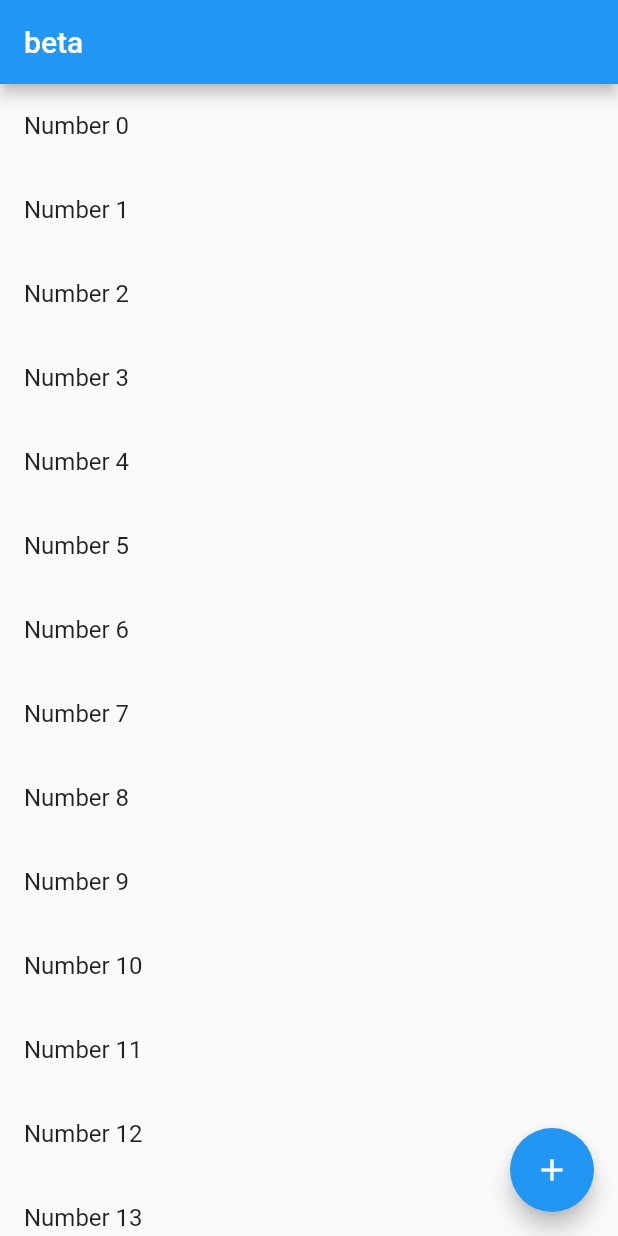
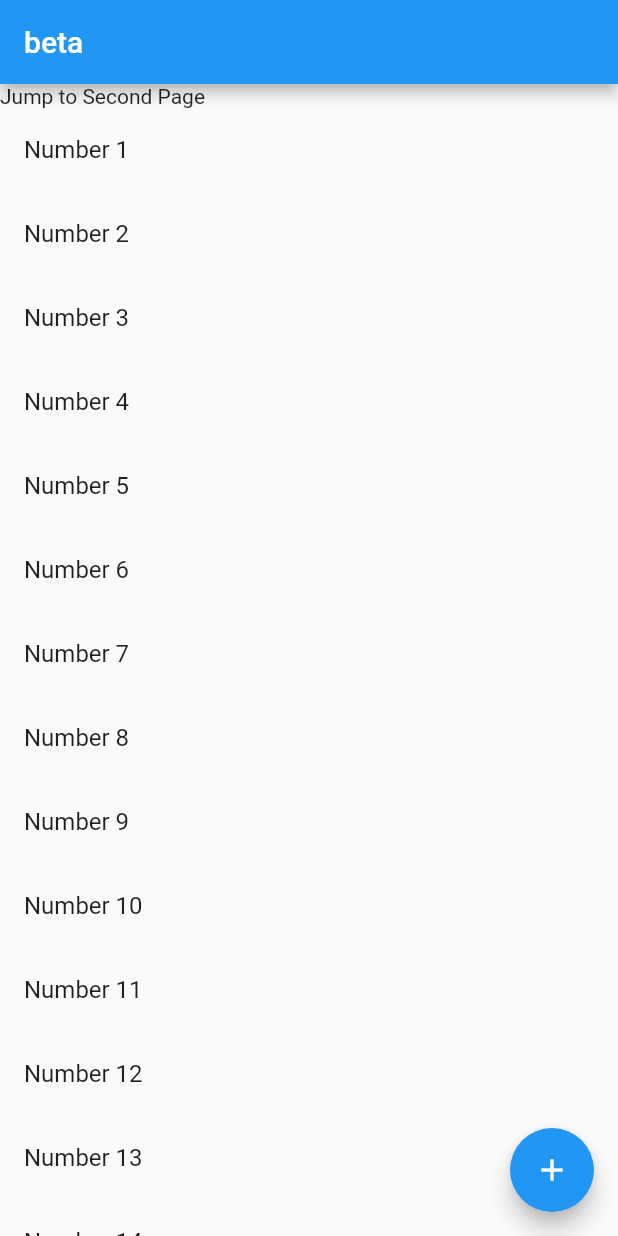
Before and after one commit to aliouswang/flutter_app, a Flutter app: the screen it shows after launch, on a phone screen of 412 x 824 dp. Run offline on Flutter 3.47's test engine with Material 2 defaults, Android fonts, the phone set to English and light mode, and no system bars.

```diff
--- a/lib/HomePageBeta1.dart
+++ b/lib/HomePageBeta1.dart
@@ -120,7 +120,12 @@ class _HomePageWidget extends State<HomePageBeta> {
         appBar: AppBar(title: Text(widget.title),),
         body: Center(
           child: ListView.builder(itemBuilder: (context, index) {
-            if (index == items.length) {
+            if (index == 0) {
+              return new GestureDetector(
+                child: Text("Jump to Second Page"),
+                onTap: () {jumpToSecondPage(context);},
+              );
+            } else if (index == items.length) {
               return _buildProgressIndicator();
             } else {
               return ListTile(title: new Text("Number $index"),);
```
